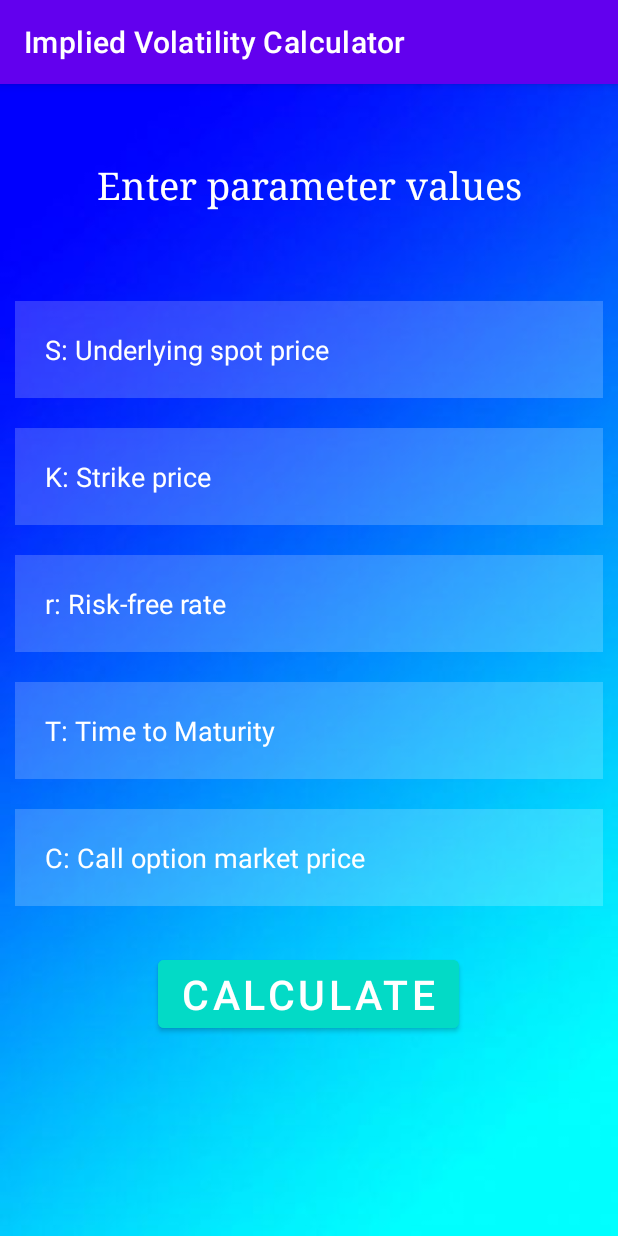
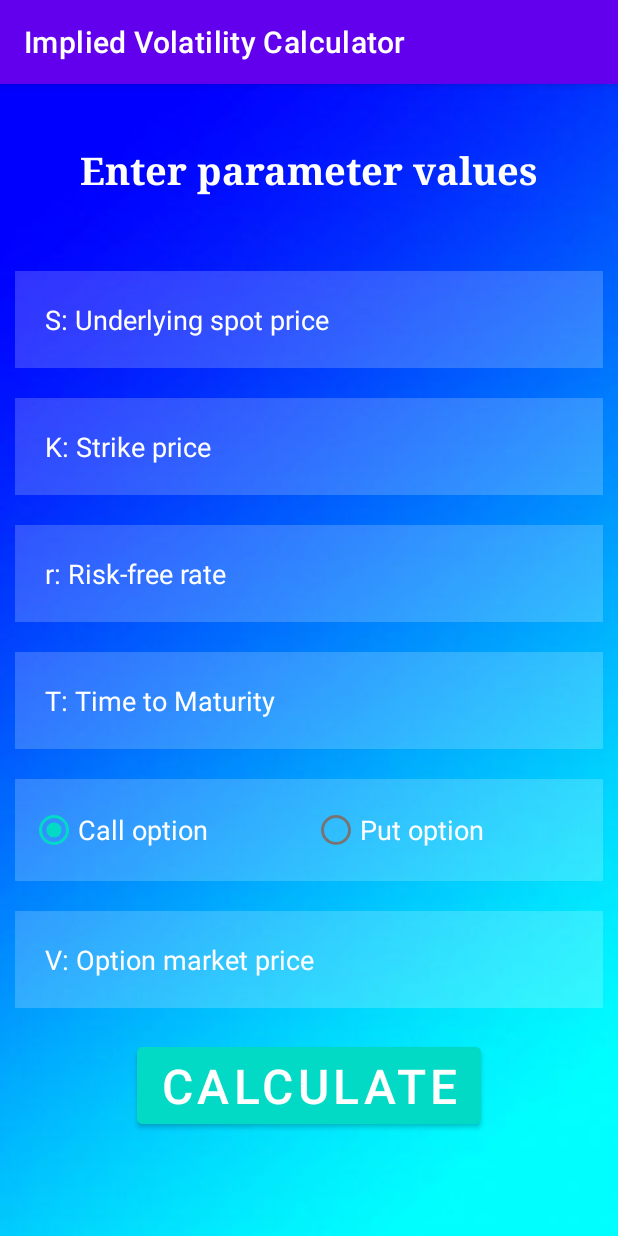
Before and after one commit to mohit2051/IV_CalculatorCppAndroidApp, an Android app: the CalculatorActivity screen opened directly, with no data from a screen before it, on a phone screen of 412 x 824 dp. Run offline under Robolectric (Android 15) with nearby library versions, the phone set to English and light mode, and no system bars.

```diff
--- a/app/src/main/cpp/CMakeLists.txt
+++ b/app/src/main/cpp/CMakeLists.txt
@@ -21,7 +21,7 @@ add_library( # Sets the name of the library.
         SHARED
 
         # Provides a relative path to your source file(s).
-        native-lib.cpp black_scholes.cpp black_scholes.h bs_prices.h interval_bisection.h newton_raphson.h)
+        native-lib.cpp black_scholes_model.cpp black_scholes_model.h black_scholes_prices.h method_intervalbisection.h method_newtonraphson.h)
 
 # Searches for a specified prebuilt library and stores the path as a
 # variable. Because CMake includes system libraries in the search path by
--- a/app/src/main/java/com/example/impliedvolatilitycalculator/CalculatorActivity.java
+++ b/app/src/main/java/com/example/impliedvolatilitycalculator/CalculatorActivity.java
@@ -6,6 +6,8 @@ import android.content.Intent;
 import android.os.Bundle;
 import android.view.View;
 import android.widget.EditText;
+import android.widget.RadioButton;
+import android.widget.RadioGroup;
 import android.widget.TextView;
 import android.widget.Toast;
 
@@ -16,11 +18,18 @@ import org.w3c.dom.Text;
 
 public class CalculatorActivity extends AppCompatActivity {
 
+    RadioGroup radioGroup;
+    RadioButton radioButton;
+
     @Override
     protected void onCreate(Bundle savedInstanceState) {
         super.onCreate(savedInstanceState);
         setContentView(R.layout.activity_calculator);
 
+        //identifying variables by id set in the front end
+        radioGroup = findViewById(R.id.radio_group);
+
+        //defining variable and identifying by their ids set in xml file
         EditText strikePrice = (EditText) findViewById(R.id.strikePrice);
         EditText spotPrice = (EditText) findViewById(R.id.spotPrice);
         EditText riskFreeRate = (EditText) findViewById(R.id.riskFreeRate);
@@ -28,44 +37,47 @@ public class CalculatorActivity extends AppCompatActivity {
         EditText optionPrice = (EditText) findViewById(R.id.optionPrice);
 
         MaterialButton calculateBtn = (MaterialButton) findViewById(R.id.calculateBtn);
-
-//        TextView message = (TextView) findViewById(R.id.message123);
-
+        //fetching the intent of the current class
         Intent intent = getIntent();
 
+        //reading the key value passed from the previous class
         String numericalMethod = intent.getStringExtra("numerical_method");
 
         calculateBtn.setOnClickListener(new View.OnClickListener() {
             @Override
             public void onClick(View view) {
-//                String str = strikePrice.getText().toString();
-//                float f = Float.parseFloat(str);
-//                double d = Double.parseDouble(str);
+
+                int radioId = radioGroup.getCheckedRadioButtonId();
+                radioButton = findViewById(radioId);
+
+                String optionType = radioButton.getText().toString();
+
+                //setting the values in the variables read from the edit text in xml
                 double K = Double.parseDouble(strikePrice.getText().toString());
                 double S = Double.parseDouble(spotPrice.getText().toString());
                 double r = Double.parseDouble(riskFreeRate.getText().toString());
                 double T = Double.parseDouble(timeToMaturity.getText().toString());
                 double V = Double.parseDouble(optionPrice.getText().toString());
 
+                //creating a bundle to pass multiple values from this class to main class
                 Bundle bundle  = new Bundle();
 
+                //adding all the values as key value pair to be passed to mainactivity class
                 bundle.putString("numerical_method",String.valueOf(numericalMethod));
                 bundle.putString("K",String.valueOf(K));
                 bundle.putString("S",String.valueOf(S));
                 bundle.putString("r",String.valueOf(r));
                 bundle.putString("T",String.valueOf(T));
                 bundle.putString("V",String.valueOf(V));
+                bundle.putString("option_type", String.valueOf(optionType));
 
+                //creating intent object and sending values to next class
                 Intent intent = new Intent(CalculatorActivity.this, MainActivity.class);
                 intent.putExtras(bundle);
                 startActivity(intent);
 
 
 
-//                fetching the values of the edit text
-//                String x = String.valueOf(S) +"blalala"+ String.valueOf(K);
-//                message.setText(x);
-//                Toast.makeText(CalculatorActivity.this,"Welcome to Android!",Toast.LENGTH_LONG).show();
 
             }
         });
--- a/app/src/main/res/layout/activity_calculator.xml
+++ b/app/src/main/res/layout/activity_calculator.xml
@@ -13,12 +13,12 @@
         android:id="@+id/welcomeMessage"
         android:text="Enter parameter values"
         android:textSize="25sp"
-        android:padding="25dp"
-        android:textStyle="normal"
+        android:padding="20dp"
+        android:textStyle="bold"
         android:textColor="@color/white"
         android:typeface="serif"
         android:gravity="center"
-        android:layout_margin="25dp" />
+        android:layout_margin="20dp" />
 
     <EditText
         android:layout_width="match_parent"
@@ -72,13 +72,45 @@
         android:padding="20dp"
         android:inputType="numberDecimal" />
 
+    <RadioGroup
+        android:id="@+id/radio_group"
+        android:layout_width="match_parent"
+        android:layout_height="wrap_content"
+        android:orientation="horizontal"
+        android:layout_centerVertical="true"
+        android:layout_centerHorizontal="true"
+        android:background="#30ffffff"
+        android:layout_margin="10dp"
+        android:padding="10dp"
+        android:layout_below="@+id/timeToMaturity">
+
+        <RadioButton
+            android:id="@+id/callOption"
+            android:layout_width="wrap_content"
+            android:layout_weight="1"
+            android:layout_height="wrap_content"
+            android:checked="true"
+            android:textColor="@color/white"
+            android:textSize="18sp"
+            android:text="Call option" />
+
+        <RadioButton
+            android:id="@+id/putOption"
+            android:layout_width="wrap_content"
+            android:layout_weight="1"
+            android:layout_height="wrap_content"
+            android:textColor="@color/white"
+            android:textSize="18sp"
+            android:text="Put option" />
+    </RadioGroup>
+
     <EditText
         android:layout_width="match_parent"
         android:layout_height="wrap_content"
         android:id="@+id/optionPrice"
-        android:layout_below="@+id/timeToMaturity"
+        android:layout_below="@+id/radio_group"
         android:background="#30ffffff"
-        android:hint="C: Call option market price"
+        android:hint="V: Option market price"
         android:textColorHint="@color/white"
         android:textColor="@color/white"
         android:layout_margin="10dp"
@@ -90,11 +122,11 @@
         android:layout_height="wrap_content"
         android:id="@+id/calculateBtn"
         android:text="CALCULATE"
-        android:textSize="27sp"
+        android:textSize="32sp"
         android:layout_below="@+id/optionPrice"
         android:layout_centerHorizontal="true"
         android:backgroundTint="@color/design_default_color_secondary"
-        android:layout_margin="20dp"/>
+        android:layout_margin="10dp"/>
 
 <!--    <TextView-->
 <!--        android:layout_width="wrap_content"-->
--- a/app/src/main/res/layout/activity_main.xml
+++ b/app/src/main/res/layout/activity_main.xml
@@ -17,6 +17,9 @@
         android:layout_centerInParent="true"
         android:gravity="center"
         android:textColor="@color/white"
+        android:padding="20dp"
+        android:layout_margin="30dp"
+        android:background="#30ffffff"
         android:typeface="serif"
         android:textColorHighlight="@color/black"/>
 
```
Also changed, not shown: app/src/main/java/com/example/impliedvolatilitycalculator/LoginPageActivity.java (+7 -4 lines), app/src/main/java/com/example/impliedvolatilitycalculator/MainActivity.java (+12 -5 lines), app/src/main/java/com/example/impliedvolatilitycalculator/NumericalMethodActivity.java (+8 -2 lines), app/src/main/res/layout/activity_numerical_method.xml (+2 -12 lines), 11 other files.
